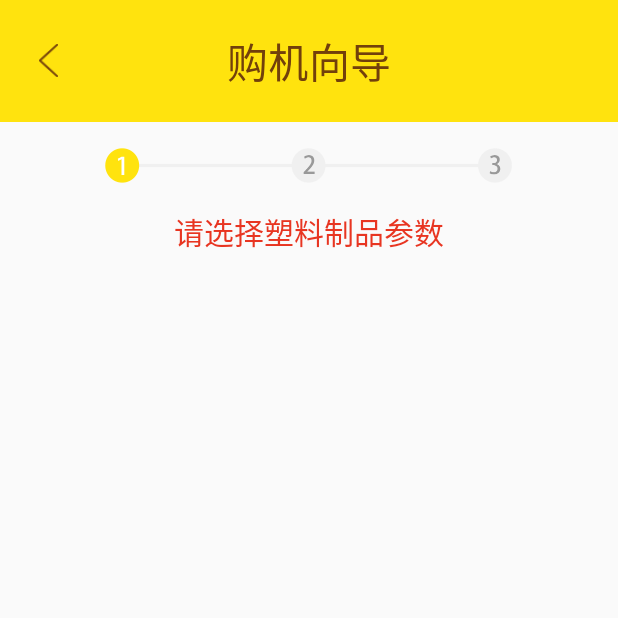
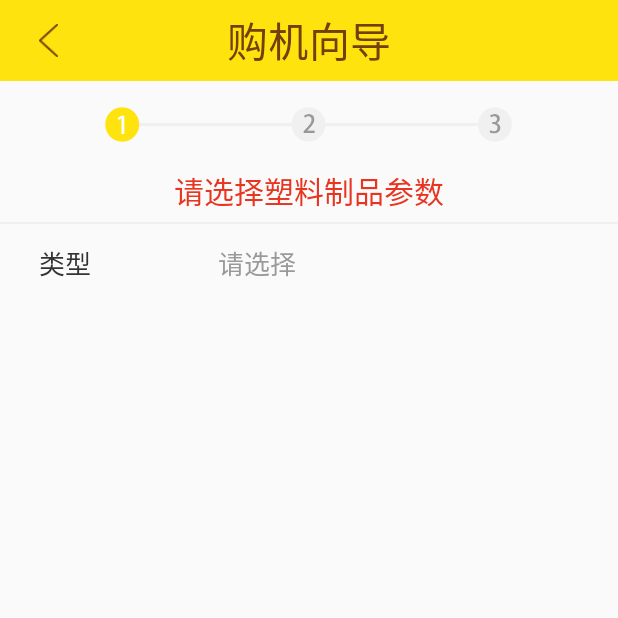
Before and after one commit to Carson-Ho/BorchIntelligence, an Android app: the ProudctParameter_select screen opened directly, with no data from a screen before it, on a phone screen of 412 x 824 dp, the top half of it. Run offline under Robolectric (Android 15) with nearby library versions, the light colour scheme and no system bars.

Commit message:
parameter2 finish 50%

```diff
--- a/app/src/main/java/com/example/carson_ho/borchintelligence/ProudctParameter_select.java
+++ b/app/src/main/java/com/example/carson_ho/borchintelligence/ProudctParameter_select.java
@@ -1,20 +1,52 @@
 package com.example.carson_ho.borchintelligence;
 
+import android.app.Activity;
+import android.content.DialogInterface;
 import android.os.Bundle;
-import android.support.v4.app.FragmentActivity;
+import android.support.v7.app.AlertDialog;
 import android.view.View;
 import android.widget.Button;
+import android.widget.TextView;
 
 /**
  * Created by Carson_Ho on 16/6/7.
  */
-public class ProudctParameter_select extends FragmentActivity {
+public class ProudctParameter_select extends Activity {
+
+      private TextView textView;
+
 
     @Override
     protected void onCreate(Bundle savedInstanceState) {
         super.onCreate(savedInstanceState);
         setContentView(R.layout.proudct_parameter_selected);
 
+
+        //       参数选择按钮初始化监听
+        textView =(TextView)findViewById(R.id.text2);
+        textView.setOnClickListener(new View.OnClickListener() {
+            @Override
+            public void onClick(View arg0) {
+                AlertDialog.Builder builder = new AlertDialog.Builder(ProudctParameter_select.this);
+                builder.setTitle("选择一个参数");
+                //    指定下拉列表的显示数据
+                final String[] productType = {"电子电器零件", "建筑材料", "医疗器械", "家用五金", "食用器皿", "交通器材", "运动器材", "照明设备", "家电产品", "办公器具", "光学用品"};
+
+                //    设置一个下拉的列表选择项
+                builder.setItems(productType, new DialogInterface.OnClickListener() {
+                    @Override
+                    public void onClick(DialogInterface dialog, int which) {
+                        textView.setText(productType[which]);
+                    }
+                });
+                builder.show();
+            }
+        });
+
+
+
+
+//        返回按钮监听
         Button btn = (Button) findViewById(R.id.back);
 
         btn.setOnClickListener(new View.OnClickListener() {
--- a/app/src/main/res/layout/main_top.xml
+++ b/app/src/main/res/layout/main_top.xml
@@ -1,7 +1,7 @@
 <?xml version="1.0" encoding="utf-8"?>
 <RelativeLayout xmlns:android="http://schemas.android.com/apk/res/android"
     android:layout_width="match_parent"
-    android:layout_height="@dimen/x65"
+    android:layout_height="@dimen/x43"
     android:background="@color/colorBackground"
     >
 
--- a/app/src/main/res/layout/proudct_parameter_selected.xml
+++ b/app/src/main/res/layout/proudct_parameter_selected.xml
@@ -6,7 +6,7 @@
     <RelativeLayout
         android:id="@+id/title1"
         android:layout_width="match_parent"
-        android:layout_height="@dimen/x65"
+        android:layout_height="@dimen/x43"
         android:background="@color/colorBackground"
     >
 
@@ -55,7 +55,48 @@
         android:textSize="@dimen/x16"
         android:textColor="@color/colorTab_selected"/>
 
+    <RelativeLayout
+        android:id="@+id/line"
+        android:layout_below="@+id/title1"
+        android:layout_marginTop="@dimen/x75"
+        android:layout_width="match_parent"
+        android:layout_height="1dp"
+        android:background="@color/colorline"
+        >
+    </RelativeLayout>
+
+
+    <RelativeLayout
+        android:id="@+id/choese1"
+        android:layout_below="@+id/line"
+        android:layout_width="match_parent"
+        android:layout_height="@dimen/y31">
+
+
+        <TextView
+
+            android:layout_alignParentLeft="true"
+            android:layout_centerVertical="true"
+            android:layout_marginLeft="@dimen/x21"
+            android:layout_width="wrap_content"
+            android:layout_height="wrap_content"
+            android:text="@string/parameter_productType"
+            android:textSize="@dimen/x14"
+            android:textColor="@color/colorparameter1"/>
 
 
 
+        <TextView
+            android:id="@+id/text2"
+            android:layout_centerVertical="true"
+            android:layout_marginLeft="@dimen/x116"
+            android:layout_width="wrap_content"
+            android:layout_height="wrap_content"
+            android:text="请选择"
+            android:textSize="@dimen/x14"
+            android:textColor="@color/colorparameter2"/>
+
+
     </RelativeLayout>
+
+</RelativeLayout>
--- a/app/src/main/res/values/colors.xml
+++ b/app/src/main/res/values/colors.xml
@@ -7,7 +7,9 @@
     <color name="colorBackground">#ffe30e</color>
     <color name="colorAccent">#ffe30e</color>
     <color name="colorRecommend">#fff3a4</color>
-    <color name="colorRecomme">#f0f0f0</color>
+    <color name="colorline">#f0f0f0</color>
+    <color name="colorparameter1">#333333</color>
+    <color name="colorparameter2">#999999</color>
 
 
 </resources>
--- a/app/src/main/res/values/dimens.xml
+++ b/app/src/main/res/values/dimens.xml
@@ -2,4 +2,6 @@
     <!-- Default screen margins, per the Android Design guidelines. -->
     <dimen name="activity_horizontal_margin">16dp</dimen>
     <dimen name="activity_vertical_margin">16dp</dimen>
+
+
 </resources>
```
Also changed, not shown: app/src/main/res/values/strings.xml (+28 -0 lines).
